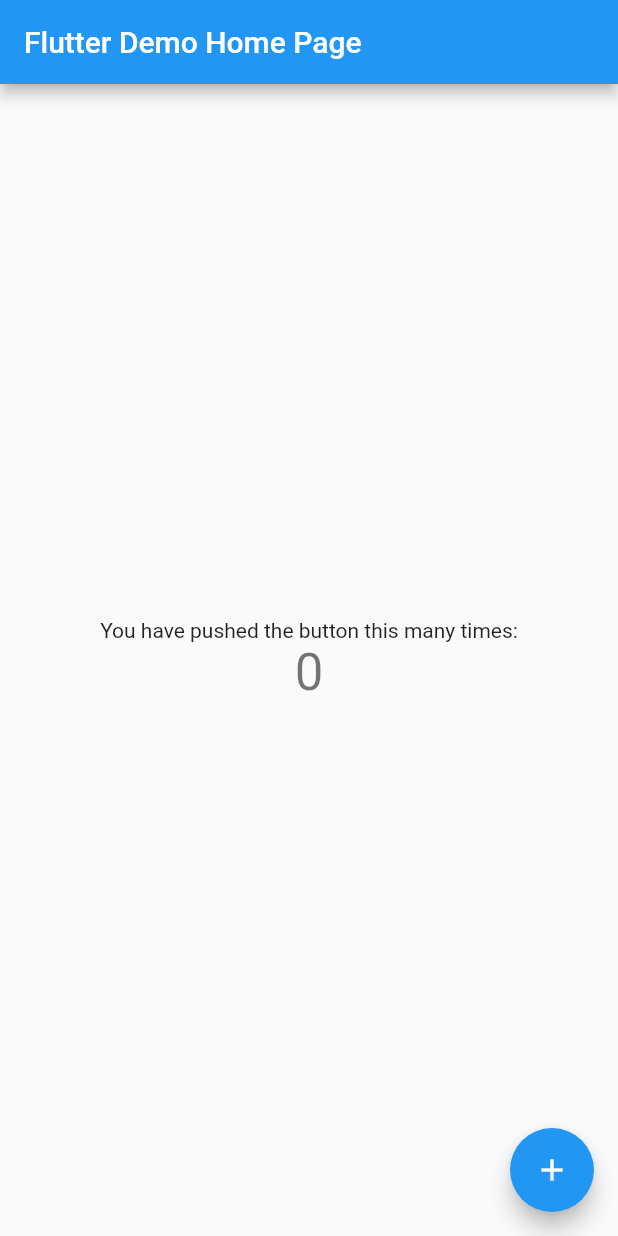
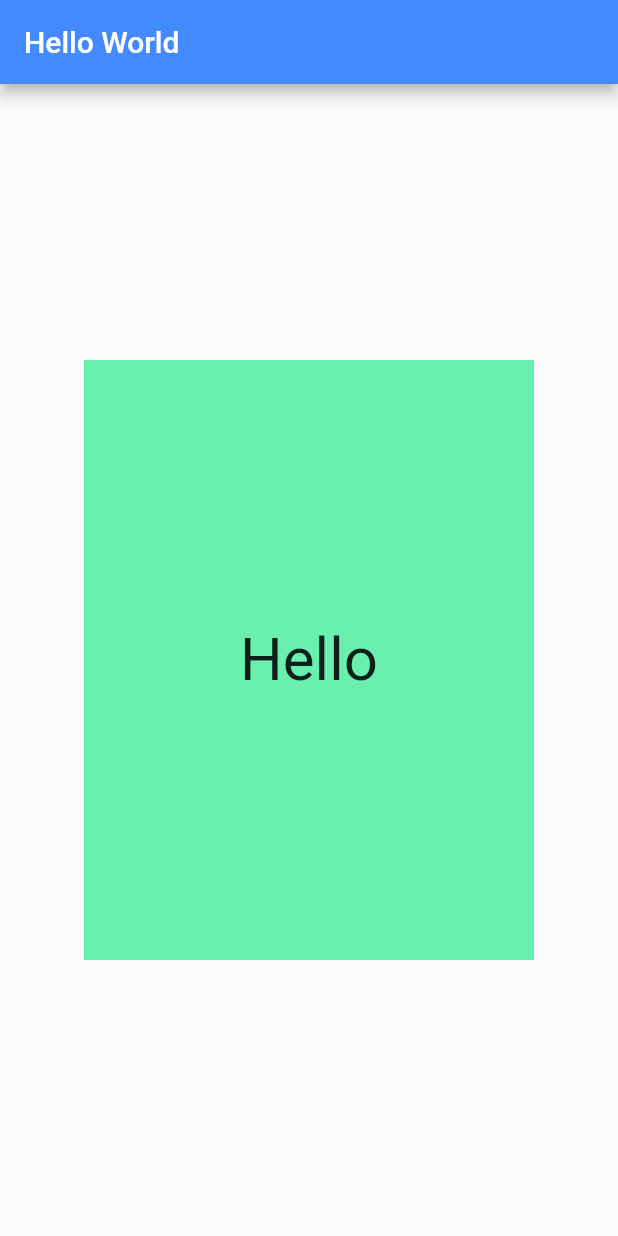
Before and after one commit to scottjmoore/flutter_rectangle, a Flutter app: the screen it shows after launch, on a phone screen of 412 x 824 dp. Run offline on Flutter 3.47's test engine with Material 2 defaults, Android fonts, the phone set to English and light mode, and no system bars.

Commit message:
Rewrite code

```diff
--- a/lib/main.dart
+++ b/lib/main.dart
@@ -1,111 +1,32 @@
 import 'package:flutter/material.dart';
 
-void main() => runApp(MyApp());
-
-class MyApp extends StatelessWidget {
-  // This widget is the root of your application.
-  @override
+class HelloRectangle extends StatelessWidget {
+  // @overide
   Widget build(BuildContext context) {
-    return MaterialApp(
-      title: 'Flutter Demo',
-      theme: ThemeData(
-        // This is the theme of your application.
-        //
-        // Try running your application with "flutter run". You'll see the
-        // application has a blue toolbar. Then, without quitting the app, try
-        // changing the primarySwatch below to Colors.green and then invoke
-        // "hot reload" (press "r" in the console where you ran "flutter run",
-        // or simply save your changes to "hot reload" in a Flutter IDE).
-        // Notice that the counter didn't reset back to zero; the application
-        // is not restarted.
-        primarySwatch: Colors.blue,
+    return Center(
+      child: Container(
+        color: Colors.greenAccent,
+        height: 400,
+        width: 300,
+        child: Center(
+          child: Text('Hello', style: TextStyle(fontSize: 40.0)),
+        ),
       ),
-      home: MyHomePage(title: 'Flutter Demo Home Page'),
     );
   }
 }
 
-class MyHomePage extends StatefulWidget {
-  MyHomePage({Key key, this.title}) : super(key: key);
-
-  // This widget is the home page of your application. It is stateful, meaning
-  // that it has a State object (defined below) that contains fields that affect
-  // how it looks.
-
-  // This class is the configuration for the state. It holds the values (in this
-  // case the title) provided by the parent (in this case the App widget) and
-  // used by the build method of the State. Fields in a Widget subclass are
-  // always marked "final".
-
-  final String title;
-
-  @override
-  _MyHomePageState createState() => _MyHomePageState();
+void main() {
+  runApp(
+    MaterialApp(
+      debugShowCheckedModeBanner: false,
+      home: Scaffold(
+        appBar: AppBar(
+          backgroundColor: Colors.blueAccent,
+          title: Text('Hello World'),
+        ),
+        body: HelloRectangle(),
+      ),
+    ),
+  );
 }
-
-class _MyHomePageState extends State<MyHomePage> {
-  int _counter = 0;
-
-  void _incrementCounter() {
-    setState(() {
-      // This call to setState tells the Flutter framework that something has
-      // changed in this State, which causes it to rerun the build method below
-      // so that the display can reflect the updated values. If we changed
-      // _counter without calling setState(), then the build method would not be
-      // called again, and so nothing would appear to happen.
-      _counter++;
-    });
-  }
-
-  @override
-  Widget build(BuildContext context) {
-    // This method is rerun every time setState is called, for instance as done
-    // by the _incrementCounter method above.
-    //
-    // The Flutter framework has been optimized to make rerunning build methods
-    // fast, so that you can just rebuild anything that needs updating rather
-    // than having to individually change instances of widgets.
-    return Scaffold(
-      appBar: AppBar(
-        // Here we take the value from the MyHomePage object that was created by
-        // the App.build method, and use it to set our appbar title.
-        title: Text(widget.title),
-      ),
-      body: Center(
-        // Center is a layout widget. It takes a single child and positions it
-        // in the middle of the parent.
-        child: Column(
-          // Column is also layout widget. It takes a list of children and
-          // arranges them vertically. By default, it sizes itself to fit its
-          // children horizontally, and tries to be as tall as its parent.
-          //
-          // Invoke "debug painting" (press "p" in the console, choose the
-          // "Toggle Debug Paint" action from the Flutter Inspector in Android
-          // Studio, or the "Toggle Debug Paint" command in Visual Studio Code)
-          // to see the wireframe for each widget.
-          //
-          // Column has various properties to control how it sizes itself and
-          // how it positions its children. Here we use mainAxisAlignment to
-          // center the children vertically; the main axis here is the vertical
-          // axis because Columns are vertical (the cross axis would be
-          // horizontal).
-          mainAxisAlignment: MainAxisAlignment.center,
-          children: <Widget>[
-            Text(
-              'You have pushed the button this many times:',
-            ),
-            Text(
-              '$_counter',
-              style: Theme.of(context).textTheme.display1,
-            ),
-          ],
-        ),
-      ),
-      floatingActionButton: FloatingActionButton(
-        onPressed: _incrementCounter,
-        tooltip: 'Increment',
-        child: Icon(Icons.add),
-      ), // This trailing comma makes auto-formatting nicer for build methods.
-    );
-  }
-}
```
Also changed, not shown: 1 other file.
